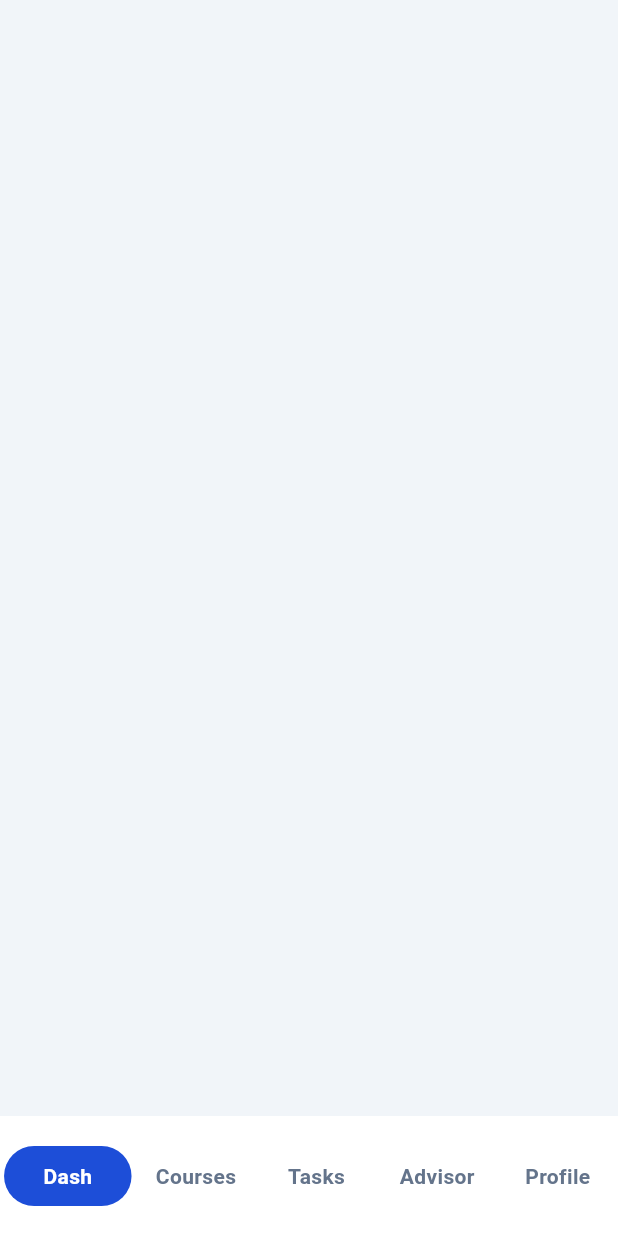
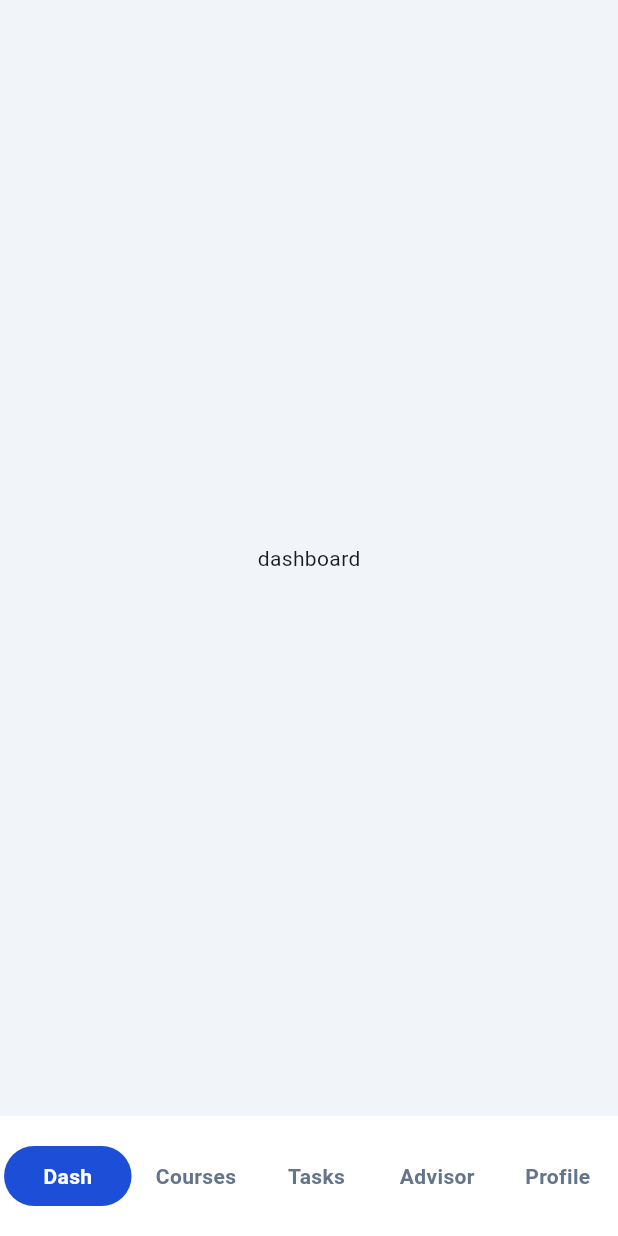
Before and after one commit to MohamedAnis12/nexed, a Flutter app: the screen it shows after launch, after a tap on "SIGN IN →", after a tap on "student", on a phone screen of 412 x 824 dp. Run offline on Flutter 3.47's test engine with Material 3 defaults, Android fonts, the phone set to English and light mode, and no system bars; our stand-ins replace gap.

Commit message:
Add content to advisor, profile, tasks, courses, and dashboard views

```diff
--- a/lib/features/student/Advisor/presentation/views/advisor_view.dart
+++ b/lib/features/student/Advisor/presentation/views/advisor_view.dart
@@ -5,6 +5,10 @@ class AdvisorView extends StatelessWidget {
 
   @override
   Widget build(BuildContext context) {
-    return Scaffold();
+    return Scaffold(
+      body: Center(
+        child: Text("advisor"),
+      ),
+    );
   }
 }
--- a/lib/features/student/Profile/presentation/views/profile_view.dart
+++ b/lib/features/student/Profile/presentation/views/profile_view.dart
@@ -5,6 +5,10 @@ class ProfileView extends StatelessWidget {
 
   @override
   Widget build(BuildContext context) {
-    return Scaffold();
+    return Scaffold(
+      body: Center(
+        child: Text("profile"),
+      ),
+    );
   }
 }
--- a/lib/features/student/Task/presentation/views/tasks_view.dart
+++ b/lib/features/student/Task/presentation/views/tasks_view.dart
@@ -5,6 +5,8 @@ class TasksView extends StatelessWidget {
 
   @override
   Widget build(BuildContext context) {
-    return Scaffold();
+    return Scaffold(body: Center(
+        child: Text("task"),
+      ),);
   }
 }
--- a/lib/features/student/courses/presentation/views/courses_view.dart
+++ b/lib/features/student/courses/presentation/views/courses_view.dart
@@ -5,6 +5,10 @@ class CoursesView extends StatelessWidget {
 
   @override
   Widget build(BuildContext context) {
-    return Scaffold();
+    return Scaffold(
+      body: Center(
+        child: Text("courses"),
+      ),
+    );
   }
 }
--- a/lib/features/student/dashboard/presentation/views/dashboard_view.dart
+++ b/lib/features/student/dashboard/presentation/views/dashboard_view.dart
@@ -6,7 +6,9 @@ class DashboardView extends StatelessWidget {
   @override
   Widget build(BuildContext context) {
     return Scaffold(
-
+      body: Center(
+        child: Text("dashboard"),
+      ),
     );
   }
 }
```
